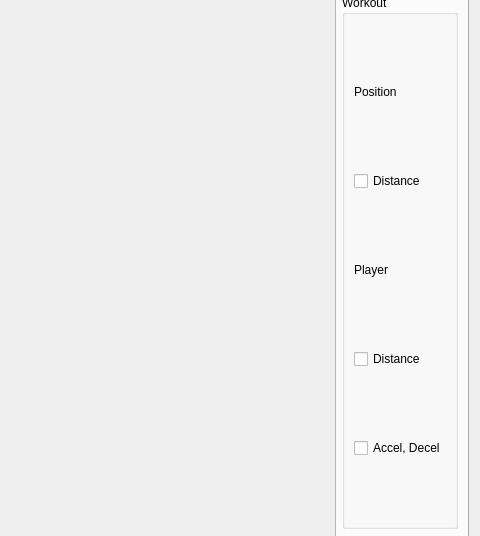
sseungyong/physico_project, file uiFiles/physico_main.ui: the form before one commit; both pictures show x 645 to 1125 and y 123 to 659 of the 1125 by 800 pixel window.
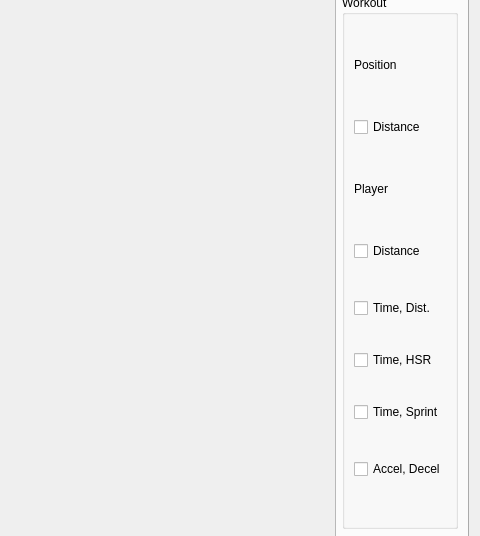
The form after the commit. The open tabs and pages were chosen to show the change. Icons and pictures are not drawn.

Commit message: added graph type (Day Accel, Match Time&Distance, Player Weight Chg.)

Patch:
```diff
--- a/uiFiles/physico_main.ui
+++ b/uiFiles/physico_main.ui
@@ -676,6 +676,27 @@
                   </property>
                  </widget>
                 </item>
+                <item>
+                 <widget class="QCheckBox" name="checkMTimeDistance">
+                  <property name="text">
+                   <string>Time, Dist.</string>
+                  </property>
+                 </widget>
+                </item>
+                <item>
+                 <widget class="QCheckBox" name="checkMTimeHSR">
+                  <property name="text">
+                   <string>Time, HSR</string>
+                  </property>
+                 </widget>
+                </item>
+                <item>
+                 <widget class="QCheckBox" name="checkMTimeSprint">
+                  <property name="text">
+                   <string>Time, Sprint</string>
+                  </property>
+                 </widget>
+                </item>
                 <item>
                  <widget class="QCheckBox" name="checkMAccel">
                   <property name="minimumSize">
```
Left out of the diff: 28 changed lines with no effect on the pictures. The commit also changes 4 other files.
